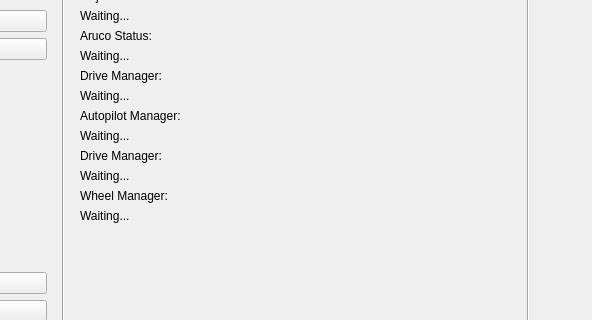
First picture: the form in mars_ws/src/autonomy/autonomy_gui.ui, repository BYUMarsRover/Autonomy-ROS2, before the edit; both pictures show x 433 to 1025 and y 295 to 615 of the 1272 by 822 pixel window.
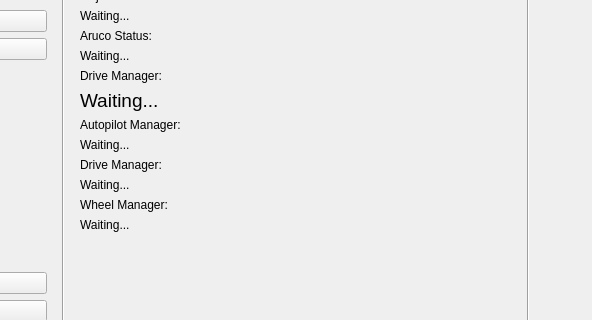
Second picture: the form after the edit.

Commit message: Better positional and angular error monitoring on gui

The edit to the form file:
```diff
--- a/mars_ws/src/autonomy/autonomy_gui.ui
+++ b/mars_ws/src/autonomy/autonomy_gui.ui
@@ -1154,6 +1154,11 @@
                   <property name="text">
                    <string>Waiting...</string>
                   </property>
+                  <property name="font">
+                   <font>
+                     <pointsize>14</pointsize>
+                   </font>
+                  </property>
                   <property name="alignment">
                    <set>Qt::AlignLeft</set>
                   </property>
```
The commit also changes 1 other file.
